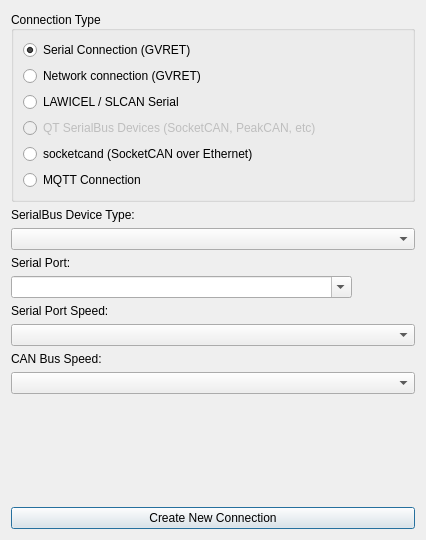
First picture: the form in ui/newconnectiondialog.ui, repository collin80/SavvyCAN, before the edit.
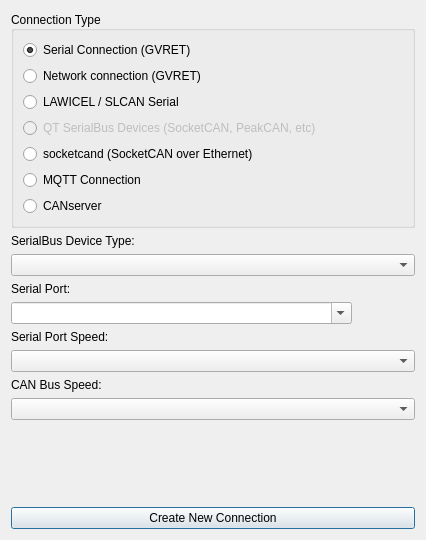
Second picture: the form after the edit.

Commit message: Support for getting live data from a CANserver

The edit to the form file:
```diff
--- a/ui/newconnectiondialog.ui
+++ b/ui/newconnectiondialog.ui
@@ -71,6 +71,13 @@
         </property>
        </widget>
       </item>
+      <item row="6" column="0">
+       <widget class="QRadioButton" name="rbCANserver">
+        <property name="text">
+         <string>CANserver</string>
+        </property>
+       </widget>
+      </item>
      </layout>
     </widget>
    </item>
```
The commit also changes 9 other files.
